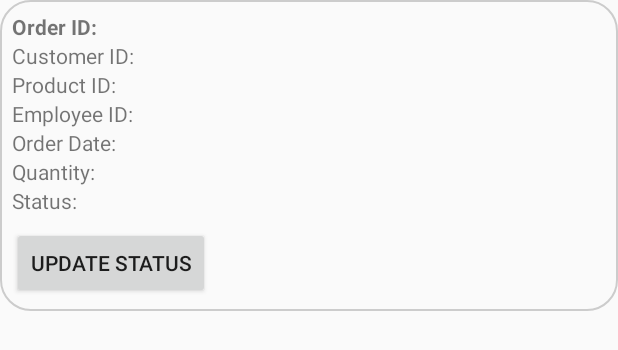
After one commit to Nibha-Maharjan/Android_Milestone, an Android app: the layout update_order.xml on its own in the app's theme, with its tools: preview values and no code run, on a phone screen of 412 x 824 dp. The commit adds this screen. Shown: the top 350 px of the screen. Run offline under Robolectric (Android 15) with nearby library versions, the phone set to English and light mode, and no system bars.

Commit message:
All functionality done

```diff
--- a/app/src/main/AndroidManifest.xml
+++ b/app/src/main/AndroidManifest.xml
@@ -12,6 +12,9 @@
         android:supportsRtl="true"
         android:theme="@style/Theme.NibhaMaharjan_MAPD711_Assignment4"
         tools:targetApi="31">
+        <activity
+            android:name=".AdminUpdateOrder"
+            android:exported="false" />
         <activity
             android:name=".EditProfile"
             android:exported="false" />
--- a/app/src/main/java/com/example/nibhamaharjan_mapd711_assignment4/DAO/OrderDao.kt
+++ b/app/src/main/java/com/example/nibhamaharjan_mapd711_assignment4/DAO/OrderDao.kt
@@ -24,4 +24,6 @@ interface OrderDao {
     @Delete
     suspend fun deleteOrder(order: Order)
     // Other necessary queries for order operations
+    @Query("SELECT * FROM `order`")
+    suspend fun getAllOrders(): List<Order>
 }
--- a/app/src/main/java/com/example/nibhamaharjan_mapd711_assignment4/ViewCustomerOrder.kt
+++ b/app/src/main/java/com/example/nibhamaharjan_mapd711_assignment4/ViewCustomerOrder.kt
@@ -1,5 +1,6 @@
 package com.example.nibhamaharjan_mapd711_assignment4
 
+import android.annotation.SuppressLint
 import android.content.Context
 import android.content.Intent
 import android.content.SharedPreferences
@@ -22,6 +23,7 @@ class ViewCustomerOrder : AppCompatActivity() {
     private lateinit var adapter: OrderAdapter
     private lateinit var sharedPrefs: SharedPreferences
 
+    @SuppressLint("SuspiciousIndentation")
     override fun onCreate(savedInstanceState: Bundle?) {
         super.onCreate(savedInstanceState)
         setContentView(R.layout.activity_view_customer_order)
--- a/app/src/main/java/com/example/nibhamaharjan_mapd711_assignment4/model/Order.kt
+++ b/app/src/main/java/com/example/nibhamaharjan_mapd711_assignment4/model/Order.kt
@@ -9,8 +9,8 @@ data class Order(
     val orderId: Long = 0L,
     val customerId: Long,
     val productId: Long,
-    val employeeId: Long,
+    var employeeId: Long,
     val orderDate: String,
     val quantity: Int,
-    val status: String
+    var status: String
 )
--- /dev/null
+++ b/app/src/main/res/layout/update_order.xml
@@ -0,0 +1,59 @@
+<?xml version="1.0" encoding="utf-8"?>
+<LinearLayout xmlns:android="http://schemas.android.com/apk/res/android"
+    android:layout_width="match_parent"
+    android:layout_height="wrap_content"
+    android:orientation="vertical"
+    android:padding="8dp"
+    android:background="@drawable/customborder">
+
+    <TextView
+        android:id="@+id/orderIdTextView"
+        android:layout_width="wrap_content"
+        android:layout_height="wrap_content"
+        android:text="Order ID: "
+        android:textStyle="bold"/>
+
+    <TextView
+        android:id="@+id/customerIdTextView"
+        android:layout_width="wrap_content"
+        android:layout_height="wrap_content"
+        android:text="Customer ID: "/>
+
+    <TextView
+        android:id="@+id/productIdTextView"
+        android:layout_width="wrap_content"
+        android:layout_height="wrap_content"
+        android:text="Product ID: "/>
+
+    <TextView
+        android:id="@+id/employeeIdTextView"
+        android:layout_width="wrap_content"
+        android:layout_height="wrap_content"
+        android:text="Employee ID: "/>
+
+    <TextView
+        android:id="@+id/orderDateTextView"
+        android:layout_width="wrap_content"
+        android:layout_height="wrap_content"
+        android:text="Order Date: "/>
+
+    <TextView
+        android:id="@+id/quantityTextView"
+        android:layout_width="wrap_content"
+        android:layout_height="wrap_content"
+        android:text="Quantity: "/>
+
+    <TextView
+        android:id="@+id/statusTextView"
+        android:layout_width="wrap_content"
+        android:layout_height="wrap_content"
+        android:text="Status: "/>
+
+    <Button
+        android:id="@+id/updateStatusButton"
+        android:layout_width="wrap_content"
+        android:layout_height="wrap_content"
+        android:text="Update Status"
+        android:layout_marginTop="8dp"/>
+
+</LinearLayout>
```
Also changed, not shown: app/src/main/java/com/example/nibhamaharjan_mapd711_assignment4/AdminHomePage.kt (+29 -3 lines), app/src/main/java/com/example/nibhamaharjan_mapd711_assignment4/AdminLogin.kt (+13 -12 lines), app/src/main/java/com/example/nibhamaharjan_mapd711_assignment4/AdminRegister.kt (+7 -6 lines), app/src/main/java/com/example/nibhamaharjan_mapd711_assignment4/AdminUpdateOrder.kt (added, +67 -0 lines), app/src/main/java/com/example/nibhamaharjan_mapd711_assignment4/CustomerHomePage.kt (+5 -2 lines), app/src/main/java/com/example/nibhamaharjan_mapd711_assignment4/CustomerRegister.kt (+6 -6 lines), app/src/main/java/com/example/nibhamaharjan_mapd711_assignment4/EditProfile.kt (+13 -55 lines), app/src/main/java/com/example/nibhamaharjan_mapd711_assignment4/MainActivity.kt (+14 -7 lines), app/src/main/java/com/example/nibhamaharjan_mapd711_assignment4/OrderScreen.kt (+36 -3 lines), app/src/main/java/com/example/nibhamaharjan_mapd711_assignment4/UpdateAdapter.kt (added, +54 -0 lines), app/src/main/res/layout/activity_admin_update_order.xml (added, +15 -0 lines), app/src/main/res/menu/admin_menu.xml (added, +12 -0 lines).
